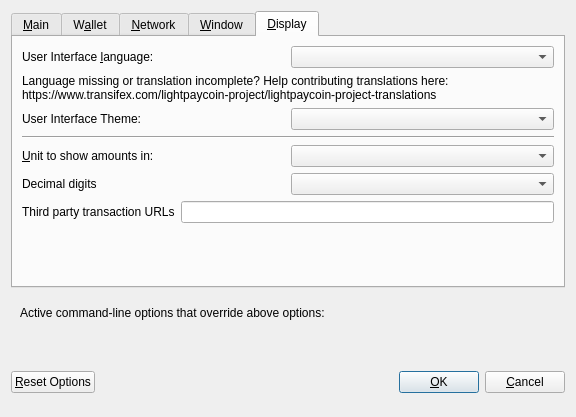
Above: src/qt/forms/optionsdialog.ui from vpcproject/ValinorCoin before the change. Below: the same form after it.
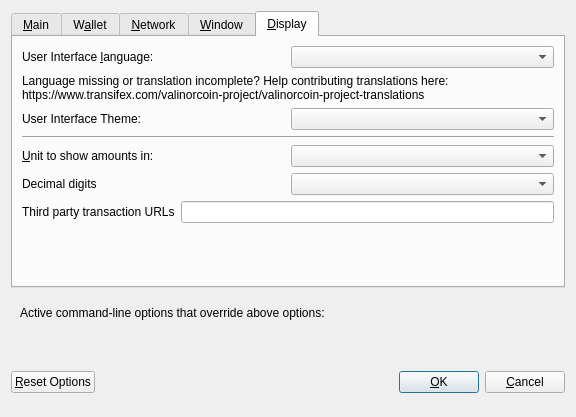
That is the form after the change. The open tabs and pages were chosen to show the change. Custom widgets are drawn as their Qt base class.

```diff
--- a/src/qt/forms/optionsdialog.ui
+++ b/src/qt/forms/optionsdialog.ui
@@ -476,7 +476,7 @@
          </property>
          <property name="text">
           <string>Language missing or translation incomplete? Help contributing translations here:
-https://www.transifex.com/lightpaycoin-project/lightpaycoin-project-translations</string>
+https://www.transifex.com/valinorcoin-project/valinorcoin-project-translations</string>
          </property>
          <property name="wordWrap">
           <bool>true</bool>
```
Left out of the diff: 2 changed lines with no effect on the pictures.
